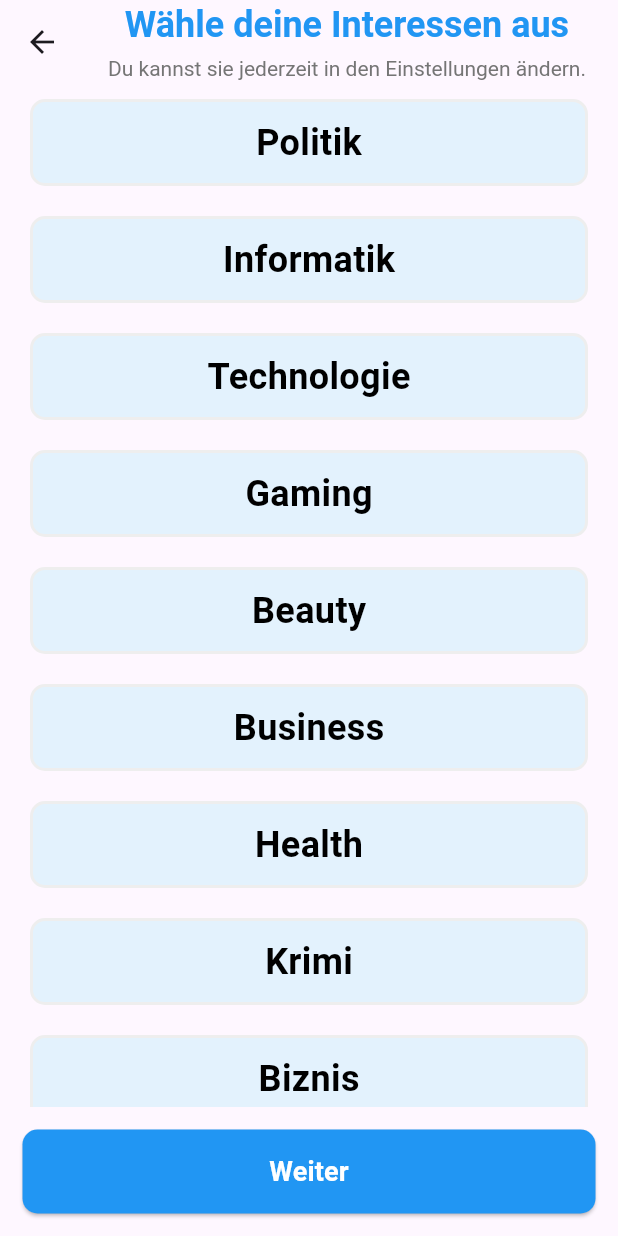
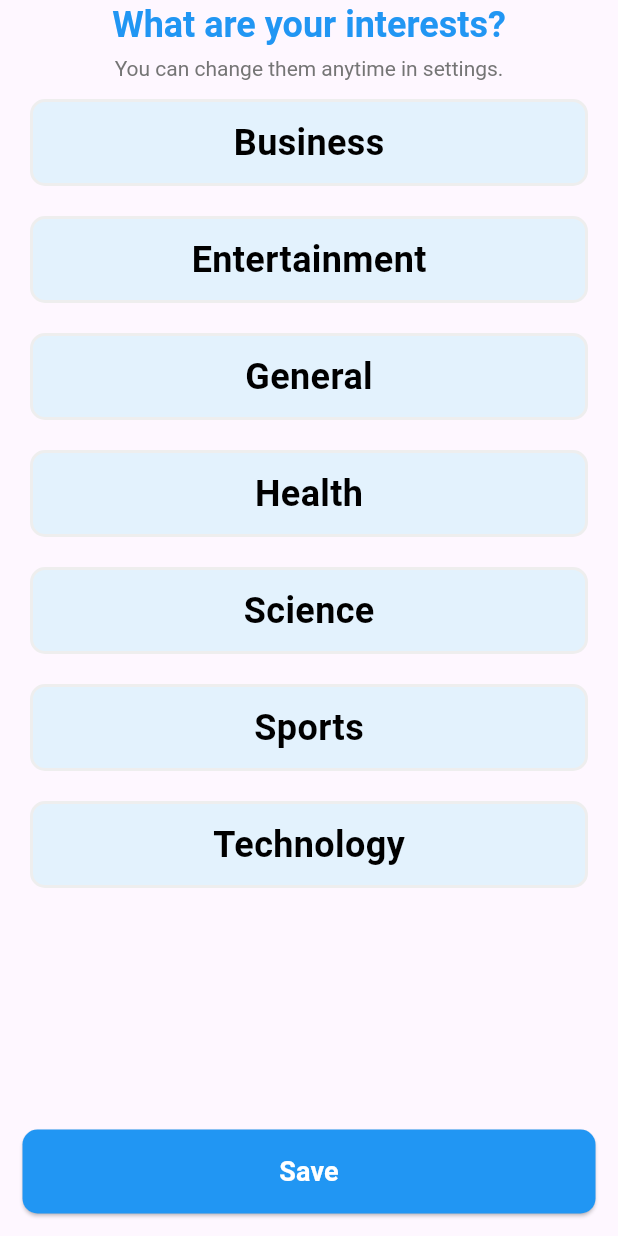
Before and after one commit to MohannadAlturk/news_app, a Flutter app: the InterestsScreen screen opened directly, on a phone screen of 412 x 824 dp. Run offline on Flutter 3.47's test engine with Material 3 defaults, Android fonts, the phone set to English and light mode, and no system bars; our stand-ins replace firebase_auth, firebase_core, flutter_dotenv, google_generative_ai; missing offline and left inert: flutter_inappwebview; accounts and stored records are empty.

Commit message:
merged main to interests screen, added forwarding from login to interests and from interests to news screen

```diff
--- a/lib/screens/interests_screen.dart
+++ b/lib/screens/interests_screen.dart
@@ -1,4 +1,5 @@
 import 'package:flutter/material.dart';
+import 'package:news_app/screens/news_screen.dart';
 import '../widgets/interest_tile.dart';
 import '../view_models/interests_view_model.dart';
 
@@ -25,7 +26,7 @@ class _InterestsScreenState extends State<InterestsScreen> {
             title: Column(
               children: [
                 const Text(
-                  'Wähle deine Interessen aus',
+                  'What are your interests?',
                   style: TextStyle(
                     fontSize: 24,
                     fontFamily: "CupertinoSystemText",
@@ -35,7 +36,7 @@ class _InterestsScreenState extends State<InterestsScreen> {
                 ),
                 const SizedBox(height: 5),
                 Text(
-                  'Du kannst sie jederzeit in den Einstellungen ändern.',
+                  'You can change them anytime in settings.',
                   style: TextStyle(
                     fontSize: 14,
                     fontFamily: "CupertinoSystemText",
@@ -71,17 +72,20 @@ class _InterestsScreenState extends State<InterestsScreen> {
           width: double.infinity,
           child: ElevatedButton(
             style: ElevatedButton.styleFrom(
-              padding: EdgeInsets.symmetric(vertical: 15),
+              padding: const EdgeInsets.symmetric(vertical: 15),
               backgroundColor: Colors.blue,
               shape: RoundedRectangleBorder(
                 borderRadius: BorderRadius.circular(10),
               ),
             ),
             onPressed: () {
+              Navigator.push(
+                  context,
+                  MaterialPageRoute(builder: (context) => const NewsScreen()));
               print('Selected interests: ${viewModel.selectedInterests}');
             },
             child: const Text(
-              'Weiter',
+              'Save',
               style: TextStyle(
                 fontSize: 18,
                 fontWeight: FontWeight.bold,
--- a/lib/screens/login_page.dart
+++ b/lib/screens/login_page.dart
@@ -1,5 +1,6 @@
 import 'package:flutter/material.dart';
 import 'package:firebase_auth/firebase_auth.dart';
+import 'package:news_app/screens/interests_screen.dart';
 import 'package:news_app/screens/news_screen.dart';
 import 'package:news_app/services/auth.dart';
 import 'package:news_app/widgets/title_widget.dart';
@@ -30,7 +31,7 @@ class _LoginPageState extends State<LoginPage> {
       if (mounted) {
         Navigator.pushReplacement(
           context,
-          MaterialPageRoute(builder: (context) => const NewsScreen()),
+          MaterialPageRoute(builder: (context) => const InterestsScreen()),
         );
       }
     } on FirebaseAuthException catch (e) {
--- a/lib/view_models/interests_view_model.dart
+++ b/lib/view_models/interests_view_model.dart
@@ -1,17 +1,13 @@
 class InterestsViewModel {
   // List of interests
   List<String> interests = [
-    'Politik',
-    'Informatik',
-    'Technologie',
-    'Gaming',
-    'Beauty',
     'Business',
-    "Health",
-    "Krimi",
-    "Biznis",
-    "Hasbulla",
-    "Liste"
+    'Entertainment',
+    'General',
+    'Health',
+    'Science',
+    'Sports',
+    "Technology"
   ];
 
   // Track selected interests
```
